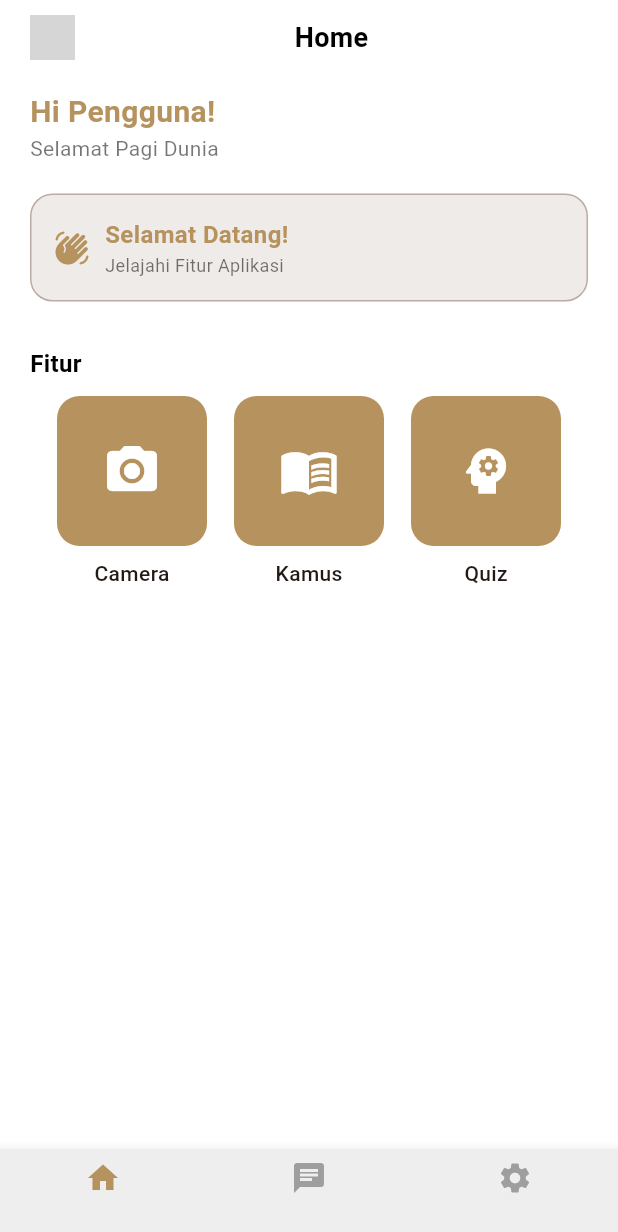
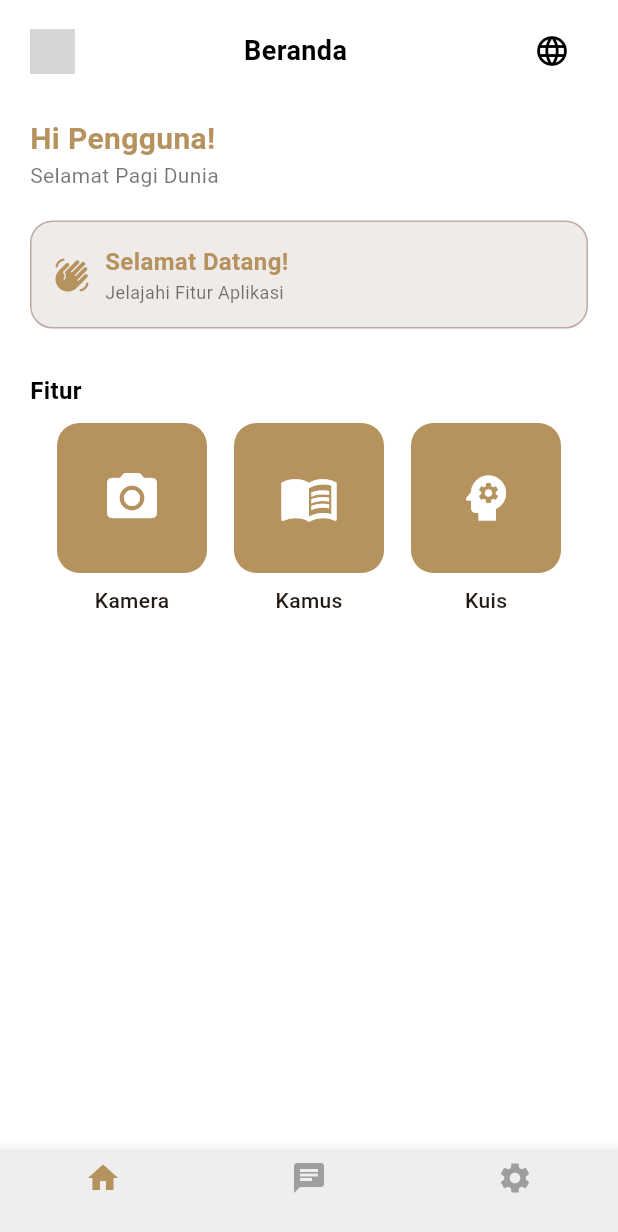
Before and after one commit to fadhilatulkhayya/tangan_bicara, a Flutter app: the HomeScreen screen opened by its route, on a phone screen of 412 x 824 dp. Shown: the top 1232 px of the screen. Run offline on Flutter 3.47's test engine with Material 3 defaults, Android fonts, the phone set to English and light mode, and no system bars; our stand-ins replace camera, image_picker, permission_handler; Roboto replaces fonts that are missing (Poppins); grey boxes are pictures that could not be loaded.

Commit message:
delapan belas

```diff
--- a/lib/screens/home_screen.dart
+++ b/lib/screens/home_screen.dart
@@ -4,8 +4,47 @@
 import 'camera_screen.dart';
 import 'dictionary_screen.dart';
 
-class HomeScreen extends StatelessWidget {
+class HomeScreen extends StatefulWidget {
   const HomeScreen({super.key});
+
+  @override
+  State<HomeScreen> createState() => _HomeScreenState();
+}
+
+class _HomeScreenState extends State<HomeScreen> {
+  String currentLanguage = 'id'; // 'id' untuk Indonesia, 'en' untuk Inggris
+
+  final Map<String, Map<String, String>> translations = {
+    'id': {
+      'home': 'Beranda',
+      'greeting': 'Hi Pengguna!',
+      'subtitle': 'Selamat Pagi Dunia',
+      'welcome': 'Selamat Datang!',
+      'explore': 'Jelajahi Fitur Aplikasi',
+      'features': 'Fitur',
+      'camera': 'Kamera',
+      'dictionary': 'Kamus',
+      'quiz': 'Kuis',
+    },
+    'en': {
+      'home': 'Home',
+      'greeting': 'Hi User!',
+      'subtitle': 'Good Morning World',
+      'welcome': 'Welcome!',
+      'explore': 'Explore App Features',
+      'features': 'Features',
+      'camera': 'Camera',
+      'dictionary': 'Dictionary',
+      'quiz': 'Quiz',
+    },
+  };
+
+  void _changeLanguage(String lang) {
+    setState(() {
+      currentLanguage = lang;
+    });
+    Navigator.pop(context);
+  }
 
   @override
   Widget build(BuildContext context) {
@@ -45,12 +84,12 @@
                     width: 30,
                     height: 30,
                   ),
-                  const Expanded(
+                  Expanded(
                     child: Align(
                       alignment: Alignment.center,
                       child: Text(
-                        "Home",
-                        style: TextStyle(
+                        translations[currentLanguage]!['home']!,
+                        style: const TextStyle(
                           fontWeight: FontWeight.bold,
                           fontSize: 18,
                           color: Colors.black,
@@ -58,22 +97,46 @@
                       ),
                     ),
                   ),
+                  IconButton(
+                    icon: const Icon(Icons.language, color: Colors.black),
+                    onPressed: () {
+                      showDialog(
+                        context: context,
+                        builder: (_) => AlertDialog(
+                          title: const Text('Pilih Bahasa / Choose Language'),
+                          content: Column(
+                            mainAxisSize: MainAxisSize.min,
+                            children: [
+                              ListTile(
+                                title: const Text('🇮🇩 Bahasa Indonesia'),
+                                onTap: () => _changeLanguage('id'),
+                              ),
+                              ListTile(
+                                title: const Text('🇺🇸 English'),
+                                onTap: () => _changeLanguage('en'),
+                              ),
+                            ],
+                          ),
+                        ),
+                      );
+                    },
+                  ),
                 ],
               ),
               const SizedBox(height: 20),
 
               // Greeting
-              const Text(
-                'Hi Pengguna!',
-                style: TextStyle(
+              Text(
+                translations[currentLanguage]!['greeting']!,
+                style: const TextStyle(
                   fontSize: 20,
                   fontWeight: FontWeight.bold,
                   color: Color(0xFFB6935E),
                 ),
               ),
-              const Text(
-                'Selamat Pagi Dunia',
-                style: TextStyle(color: Colors.black54),
+              Text(
+                translations[currentLanguage]!['subtitle']!,
+                style: const TextStyle(color: Colors.black54),
               ),
               const SizedBox(height: 20),
 
@@ -87,23 +150,23 @@
                   color: Colors.brown[50],
                 ),
                 child: Row(
-                  children: const [
-                    Icon(Icons.waving_hand_rounded, color: Color(0xFFB6935E)),
-                    SizedBox(width: 10),
+                  children: [
+                    const Icon(Icons.waving_hand_rounded, color: Color(0xFFB6935E)),
+                    const SizedBox(width: 10),
                     Column(
                       crossAxisAlignment: CrossAxisAlignment.start,
                       children: [
                         Text(
-                          'Selamat Datang!',
-                          style: TextStyle(
+                          translations[currentLanguage]!['welcome']!,
+                          style: const TextStyle(
                             fontWeight: FontWeight.bold,
                             fontSize: 16,
                             color: Color(0xFFB6935E),
                           ),
                         ),
                         Text(
-                          'Jelajahi Fitur Aplikasi',
-                          style: TextStyle(fontSize: 12, color: Colors.black54),
+                          translations[currentLanguage]!['explore']!,
+                          style: const TextStyle(fontSize: 12, color: Colors.black54),
                         ),
                       ],
                     ),
@@ -113,9 +176,9 @@
               const SizedBox(height: 30),
 
               // Fitur section
-              const Text(
-                'Fitur',
-                style: TextStyle(
+              Text(
+                translations[currentLanguage]!['features']!,
+                style: const TextStyle(
                   fontSize: 16,
                   fontWeight: FontWeight.bold,
                   color: Colors.black,
@@ -129,17 +192,17 @@
                 children: [
                   _buildFeatureBox(
                     icon: Icons.camera_alt,
-                    label: "Camera",
+                    label: translations[currentLanguage]!['camera']!,
                     context: context,
                   ),
                   _buildFeatureBox(
                     icon: Icons.menu_book,
-                    label: "Kamus",
+                    label: translations[currentLanguage]!['dictionary']!,
                     context: context,
                   ),
                   _buildFeatureBox(
                     icon: Icons.psychology,
-                    label: "Quiz",
+                    label: translations[currentLanguage]!['quiz']!,
                     context: context,
                   ),
                 ],
@@ -158,17 +221,17 @@
   }) {
     return GestureDetector(
       onTap: () {
-        if (label == "Quiz") {
+        if (label == "Quiz" || label == "Kuis") {
           Navigator.push(
             context,
             MaterialPageRoute(builder: (context) => const QuizScreen()),
           );
-        } else if (label == "Camera") {
+        } else if (label == "Camera" || label == "Kamera") {
           Navigator.push(
             context,
             MaterialPageRoute(builder: (_) => const CameraScreen()),
           );
-        } else if (label == "Kamus") {
+        } else if (label == "Dictionary" || label == "Kamus") {
           Navigator.push(
             context,
             MaterialPageRoute(builder: (_) => const DictionaryScreen()),
```
Also changed, not shown: lib/screens/quiz_screen.dart (line endings or trailing spaces).
